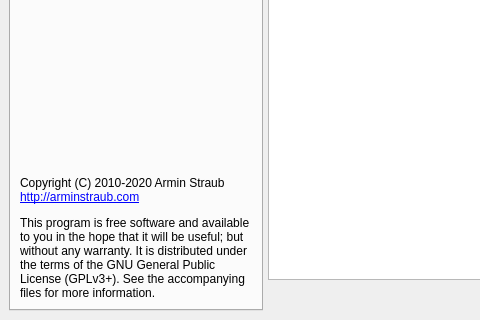
The window that krop/mainwindow.ui (arminstraub/krop) describes before a commit, drawn with Qt 5; both pictures show x 0 to 480 and y 416 to 736 of the 949 by 736 pixel window.
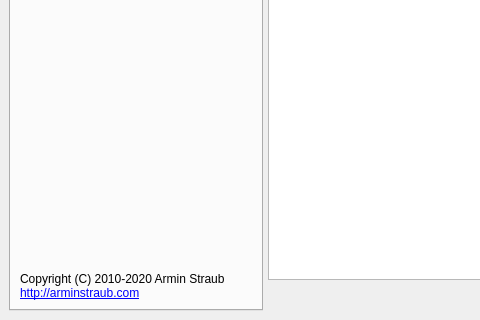
The same window after the commit. The open tabs and pages were chosen to show the change.

What changed in the file:
```diff
--- a/krop/mainwindow.ui
+++ b/krop/mainwindow.ui
@@ -477,8 +477,7 @@
            </property>
            <property name="text">
             <string>&lt;p&gt;Copyright (C) 2010-2020 Armin Straub
-&lt;br&gt;&lt;a href='http://arminstraub.com'&gt;http://arminstraub.com&lt;/a&gt;&lt;/p&gt;
-&lt;p&gt;This program is free software and available to you in the hope that it will be useful; but without any warranty. It is distributed under the terms of the GNU General Public License (GPLv3+). See the accompanying files for more information.&lt;/p&gt;</string>
+&lt;br&gt;&lt;a href='http://arminstraub.com'&gt;http://arminstraub.com&lt;/a&gt;&lt;/p&gt;</string>
            </property>
            <property name="textFormat">
             <enum>Qt::AutoText</enum>
```
Left out of the diff: 8 changed lines with no effect on the pictures.
